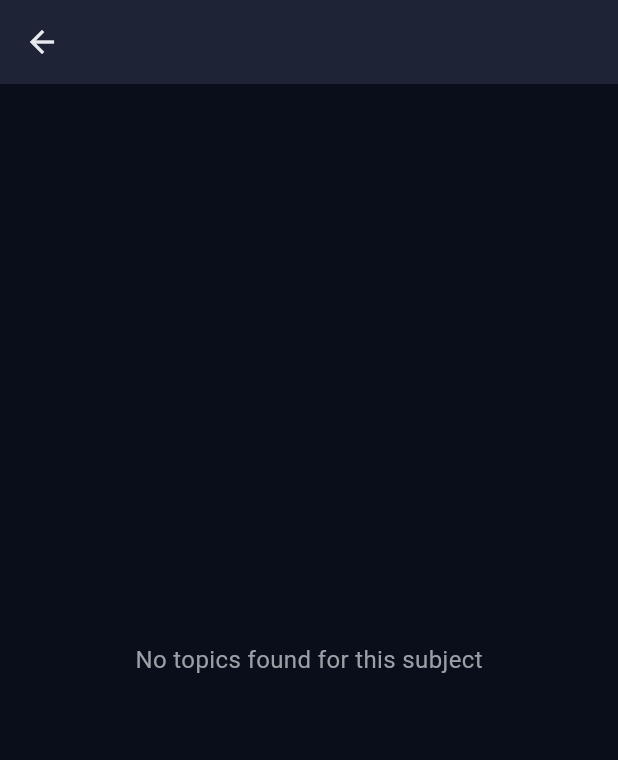
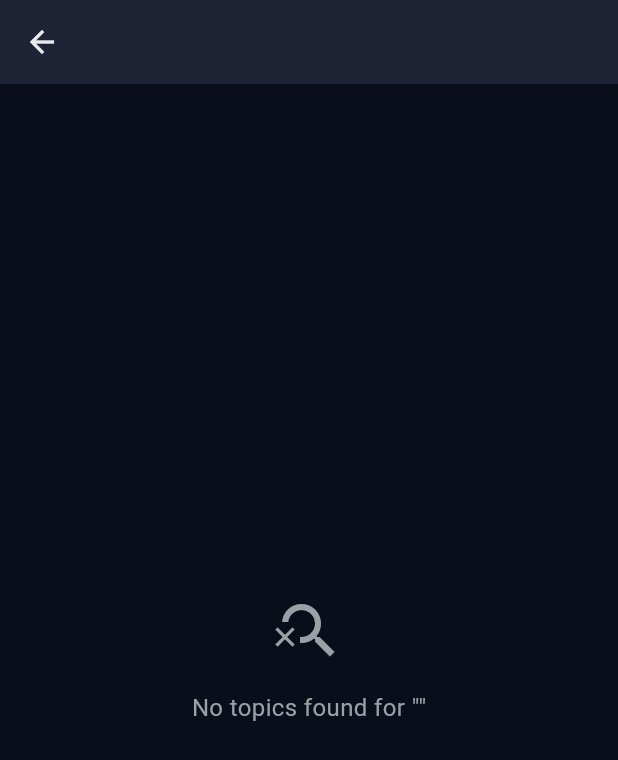
Before and after one commit to Abdulgaffar888/Edurance-AI-, a Flutter app: the TopicListScreen screen opened directly with empty values, on a phone screen of 412 x 824 dp. Shown: the top 760 px of the screen. Run offline on Flutter 3.47's test engine with Material 3 defaults, Android fonts, the phone set to English and light mode, and no system bars; our stand-ins replace firebase_core; accounts and stored records are empty; project files that could hold a hidden picture were left out.

Commit message:
chaljaa sim sim

```diff
--- a/edurance-app/lib/screens/subject_selection_screen_V2.dart
+++ b/edurance-app/lib/screens/subject_selection_screen_V2.dart
@@ -7,7 +7,7 @@ class SubjectSelectionScreen extends StatelessWidget {
 
   static const subjects = [
     {
-      'name': 'Mathematics',
+      'name': 'Social Studies',
       'gradient': [AppTheme.auroraBlue, AppTheme.auroraPurple]
     },
     {
--- a/edurance-app/lib/screens/topic_list_screen_V2.dart
+++ b/edurance-app/lib/screens/topic_list_screen_V2.dart
@@ -6,77 +6,108 @@ class TopicListScreen extends StatelessWidget {
   final String subject;
   const TopicListScreen({super.key, required this.subject});
 
+  /// 🛡️ Use clean, lowercase keys for the data
   static const Map<String, List<String>> topics = {
-    'Mathematics (Class 10 NCERT)': [
-      'Real Numbers - Chapter 1 (Euclid\'s Division Lemma, HCF, LCM, Irrational Numbers)',
-      'Sets - Chapter 2 (Venn Diagrams, Union, Intersection, Complement, De Morgan\'s Laws)',
-      'Polynomials - Chapter 3 (Zeroes, Division Algorithm, Relationship between Zeroes and Coefficients)',
-      'Pair of Linear Equations in Two Variables - Chapter 4 (Graphical Method, Substitution, Elimination, Cross-Multiplication)',
-      'Quadratic Equations - Chapter 5 (Factorization Method, Quadratic Formula, Nature of Roots)',
-      'Progressions - Chapter 6 (Arithmetic Progression, nth term, Sum of n terms)',
-      'Coordinate Geometry - Chapter 7 (Distance Formula, Section Formula)',
-      'Similar Triangles - Chapter 8 (AAA, SSS, SAS Criteria)',
-      'Trigonometry - Chapter 11 (Ratios, Identities)',
-      'Probability - Chapter 13 (Theoretical Probability)',
-      'Statistics - Chapter 14 (Mean, Median, Mode)',
+    'social studies': [
+      'India: Relief Features - Chapter 1 (Himalayas, Indo-Gangetic plains, Peninsular plateau)',
+      'Ideas on Development - Chapter 2 (HDI, Income vs Goals, Public facilities)',
+      'Production and Employment - Chapter 3 (Sectors of economy, GDP, Organized/Unorganized)',
+      'Climate of India - Chapter 4 (Monsoons, Climatic controls, Global warming)',
+      'Indian Rivers and Water Resources - Chapter 5 (Himalayan/Peninsular rivers, Water usage)',
+      'The People - Chapter 6 (Census, Population change, Literacy rates)',
+      'Settlement and Migration - Chapter 7 (Urbanization, Internal/International migration)',
+      'Rampur: A Village Economy - Chapter 8 (Land distribution, Non-farm activities)',
+      'Globalization - Chapter 9 (MNCs, Trade barriers, WTO impact)',
+      'Food Security - Chapter 10 (PDS, Nutrition status, Buffer stock)',
+      'Sustainable Development with Equity - Chapter 11 (Environment vs Growth, Silent Valley)',
+      'The World Between Wars - Chapter 12 (World War I & II, Great Depression, USSR)',
+      'National Liberation Movements in Colonies - Chapter 13 (China, Vietnam, Nigeria)',
+      'National Movement in India - Chapter 14 (Quit India, Partition, Role of Gandhi)',
+      'The Making of Independent India’s Constitution - Chapter 15 (Drafting committee, Preamble)',
+      'The Election Process in India - Chapter 16 (Election commission, Political parties, Voter code)',
+      'Independent India (First 30 Years) - Chapter 17 (Reorganization of states, Social reforms)',
+      'Emerging Political Trends (1977-2000) - Chapter 18 (Regional parties, Coalition politics)',
+      'Post-War World and India - Chapter 19 (Cold war, Non-Aligned Movement, UN)',
+      'Social Movements in Our Times - Chapter 20 (Civil rights, Environmental/Women\'s movements)',
+      'The Movement for the Formation of Telangana State - Chapter 21 (1969 agitation, TRS, 2014 Act)',
     ],
-    'Physics (Class 10 NCERT)': [
-      'Electricity - Chapter 12 (Ohm\'s Law, Circuits, Power)',
-      'Magnetic Effects of Electric Current - Chapter 13 (Motor, Generator)',
-      'Light - Reflection and Refraction - Chapter 10',
-      'The Human Eye and the Colourful World - Chapter 11',
-      'Sources of Energy - Chapter 14',
+    'physics': [
+      'Reflection of Light at Curved Surfaces - Chapter 1 (Spherical mirrors, Ray diagrams, Magnification)',
+      'Refraction of Light at Plane Surfaces - Chapter 2 (Refractive index, Snell\'s law, Total Internal Reflection)',
+      'Refraction of Light at Curved Surfaces - Chapter 3 (Lenses, Lens maker\'s formula)',
+      'The Human Eye and the Colourful World - Chapter 4 (Eye defects, Dispersion, Scattering of light)',
+      'Electric Current - Chapter 5 (Ohm\'s Law, Kirchhoff\'s Laws, Resistance in Series/Parallel)',
+      'Electromagnetism - Chapter 6 (Magnetic field, Induction, Motor, Generator)',
     ],
-    'Chemistry (Class 10 NCERT)': [
-      'Chemical Reactions and Equations - Chapter 1',
-      'Acids, Bases and Salts - Chapter 2 (pH Scale, Indicators)',
-      'Metals and Non-Metals - Chapter 3',
-      'Carbon and its Compounds - Chapter 4',
-      'Periodic Classification of Elements - Chapter 5',
+    'chemistry': [
+      'Chemical Equations - Chapter 1 (Types of reactions, Balancing, Effects of oxidation)',
+      'Acids, Bases and Salts - Chapter 1 (pH Scale, Indicators, Salts from common salt)',
+      'Structure of Atom - Chapter 3 (Spectrum, Quantum numbers, Electronic configuration)',
+      'Classification of Elements - The Periodic Table - Chapter 4 (Periodic properties, Groups/Periods)',
+      'Chemical Bonding - Chapter 5 (Ionic and Covalent bonding, VSEPR theory)',
+      'Principles of Metallurgy - Chapter 6 (Extraction of metals, Corrosion, Purification)',
+      'Carbon and its Compounds - Chapter 7 (Hybridization, Allotropes, IUPAC nomenclature)',
     ],
-    'Biology (Class 10 NCERT)': [
-      'Life Processes: Nutrition - Chapter 6',
-      'Life Processes: Respiration - Chapter 6',
-      'Life Processes: Transportation - Chapter 6',
-      'Life Processes: Excretion - Chapter 6',
-      'Control and Coordination - Chapter 7',
-      'How do Organisms Reproduce? - Chapter 8',
-      'Heredity and Evolution - Chapter 9',
-      'Our Environment - Chapter 15',
+    'biology': [
+      'Nutrition - Chapter 1 (Photosynthesis, Digestive system, Malnutrition)',
+      'Respiration - Chapter 2 (Aerobic/Anaerobic, Human respiratory system, Combustion)',
+      'Transportation - Chapter 3 (Heart structure, Blood vessels, Lymphatic system)',
+      'Excretion - Chapter 4 (Nephron, Kidney transplantation, Excretion in plants)',
+      'Control and Coordination - Chapter 5 (Nervous system, Brain, Plant hormones)',
+      'Reproduction - Chapter 6 (Asexual/Sexual, Flower structure, Human birth control)',
+      'Coordination in Life Processes - Chapter 7 (Hunger signals, Peristalsis, Villus)',
+      'Heredity - Chapter 8 (Mendel\'s laws, Sex determination, Evolution)',
+      'Our Environment - Chapter 9 (Food chains, Ecological pyramids, Bio-accumulation)',
+      'Natural Resources - Chapter 10 (Conservation, Soil/Water management, Sustainability)',
     ],
   };
 
-  /// 🔑 SUBJECT NORMALIZATION (THIS FIXES EVERYTHING)
-  String _normalizedSubjectKey(String subject) {
-    return '$subject (Class 10 NCERT)';
+  /// 🔑 This logic now cleans ANY variation of the subject name
+  List<String>? _getNormalizedTopics(String input) {
+    // 1. Convert to lowercase: "Physics (Class 10 TS-SSC)" -> "physics (class 10 ts-ssc)"
+    String key = input.toLowerCase().trim();
+
+    // 2. Remove all common suffixes using a regex or simple replaces
+    key = key.replaceAll(' (class 10 ts-ssc)', '');
+    key = key.replaceAll(' (class 10 ncert)', '');
+
+    // 3. Match against the clean keys in our Map
+    return topics[key];
   }
 
   @override
   Widget build(BuildContext context) {
-    final key = _normalizedSubjectKey(subject);
-    final list = topics[key];
+    final list = _getNormalizedTopics(subject);
 
     return Scaffold(
       appBar: AppBar(
         title: Text(subject),
         backgroundColor: AppTheme.surfaceColor,
+        elevation: 0,
       ),
       backgroundColor: AppTheme.darkBackground,
       body: list == null || list.isEmpty
           ? Center(
-              child: Text(
-                'No topics found for this subject',
-                style: TextStyle(
+              child: Column(
+                mainAxisAlignment: MainAxisAlignment.center,
+                children: [
+                  const Icon(Icons.search_off, size: 48, color: AppTheme.secondaryText),
+                  const SizedBox(height: 16),
+                  Text(
+                    'No topics found for "$subject"',
+                    style: const TextStyle(
                       fontSize: 16,
                       color: AppTheme.secondaryText,
                     ),
+                  ),
+                ],
               ),
             )
           : Padding(
               padding: const EdgeInsets.all(16),
               child: ListView.builder(
                 itemCount: list.length,
-                itemBuilder: (_, i) {
+                itemBuilder: (context, i) {
                   return _TopicCard(
                     topicText: list[i],
                     onTap: () {
@@ -102,10 +133,7 @@ class _TopicCard extends StatefulWidget {
   final String topicText;
   final VoidCallback onTap;
 
-  const _TopicCard({
-    required this.topicText,
-    required this.onTap,
-  });
+  const _TopicCard({required this.topicText, required this.onTap});
 
   @override
   State<_TopicCard> createState() => _TopicCardState();
@@ -123,14 +151,9 @@ class _TopicCardState extends State<_TopicCard>
       duration: const Duration(milliseconds: 150),
       vsync: this,
     );
-
-    _scaleAnimation = Tween<double>(
-      begin: 1.0,
-      end: 0.98,
-    ).animate(CurvedAnimation(
-      parent: _animationController,
-      curve: Curves.easeInOut,
-    ));
+    _scaleAnimation = Tween<double>(begin: 1.0, end: 0.98).animate(
+      CurvedAnimation(parent: _animationController, curve: Curves.easeInOut),
+    );
   }
 
   @override
@@ -166,16 +189,6 @@ class _TopicCardState extends State<_TopicCard>
                   ),
                 ],
               ),
-              child: Material(
-                color: Colors.transparent,
-                child: InkWell(
-                  borderRadius: BorderRadius.circular(12),
-                  onTap: () {
-                    _animationController.forward().then((_) {
-                      _animationController.reverse();
-                      widget.onTap();
-                    });
-                  },
               child: Padding(
                 padding: const EdgeInsets.all(16),
                 child: Row(
@@ -194,20 +207,18 @@ class _TopicCardState extends State<_TopicCard>
                         widget.topicText,
                         style: const TextStyle(
                           color: AppTheme.primaryText,
-                              fontSize: 16,
+                          fontSize: 15,
                           fontWeight: FontWeight.w500,
                           height: 1.4,
                         ),
                       ),
                     ),
-                        Icon(
+                    const Icon(
                       Icons.arrow_forward_ios,
-                          size: 16,
+                      size: 14,
                       color: AppTheme.secondaryText,
                     ),
                   ],
-                    ),
-                  ),
                 ),
               ),
             ),
```
Also changed, not shown: 11 other files. Lines whose indentation alone changed are shown as unchanged.
